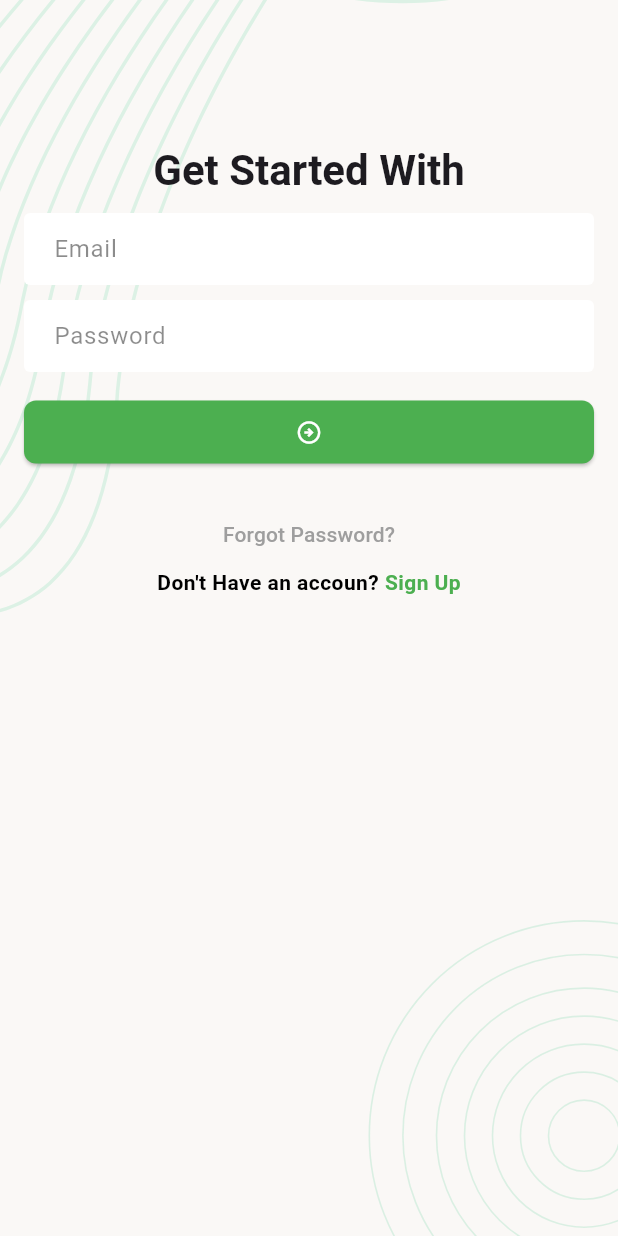
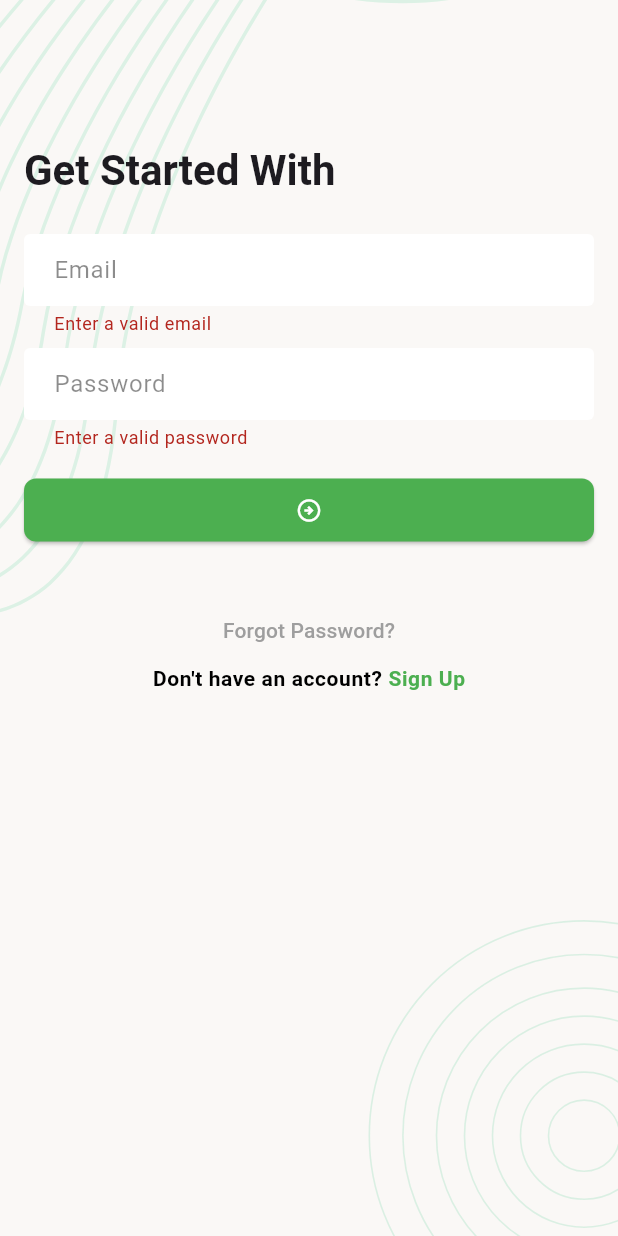
Before and after one commit to mr-riad/Task-Manager-Api-Project, a Flutter app: the screen it shows after launch, after a tap on the "arrow circle right" icon, on a phone screen of 412 x 824 dp. Run offline on Flutter 3.47's test engine with Material 3 defaults, Android fonts, the phone set to English and light mode, and no system bars; our stand-ins replace email_validator, flutter_svg.

Commit message:
sign in screen

```diff
--- a/lib/ui/screens/signIn_Screen.dart
+++ b/lib/ui/screens/signIn_Screen.dart
@@ -1,65 +1,89 @@
+import 'package:email_validator/email_validator.dart';
 import 'package:flutter/gestures.dart';
 import 'package:flutter/material.dart';
-import 'package:task_manager_api/widgets/screen_background.dart';
 
-class SigninScreen extends StatefulWidget {
+import '../../widgets/screen_background.dart';
+
+class SignInScreen extends StatefulWidget {
+  const SignInScreen({super.key});
+
   static const String name = '/sign-in';
 
-  const SigninScreen({super.key});
-
   @override
-  State<SigninScreen> createState() => _SigninScreenState();
+  State<SignInScreen> createState() => _SignInScreenState();
 }
 
-class _SigninScreenState extends State<SigninScreen> {
+class _SignInScreenState extends State<SignInScreen> {
   final TextEditingController _emailTEController = TextEditingController();
   final TextEditingController _passwordTEController = TextEditingController();
   final GlobalKey<FormState> _formKey = GlobalKey<FormState>();
+
   @override
   Widget build(BuildContext context) {
     return Scaffold(
       body: ScreenBackground(
         child: SingleChildScrollView(
           child: Padding(
-            padding: const EdgeInsets.all(16.0),
+            padding: const EdgeInsets.all(16),
             child: Form(
               key: _formKey,
               autovalidateMode: AutovalidateMode.onUserInteraction,
               child: Column(
+                crossAxisAlignment: CrossAxisAlignment.start,
                 children: [
-                  SizedBox(height: 80),
+                  const SizedBox(height: 80),
                   Text(
-                    "Get Started With",
+                    'Get Started With',
                     style: Theme.of(context).textTheme.titleLarge,
                   ),
-                  SizedBox(height: 10),
-                  TextField(
+                  const SizedBox(height: 24),
+                  TextFormField(
                     controller: _emailTEController,
                     textInputAction: TextInputAction.next,
                     decoration: InputDecoration(hintText: 'Email'),
+                    validator: (String? value) {
+                      String email = value ?? '';
+                      if (EmailValidator.validate(email) == false) {
+                        return 'Enter a valid email';
+                      }
+                      return null;
+                    },
                   ),
-                  SizedBox(height: 10),
-                  TextField(
+                  const SizedBox(height: 8),
+                  TextFormField(
                     controller: _passwordTEController,
-                    textInputAction: TextInputAction.done,
                     obscureText: true,
                     decoration: InputDecoration(hintText: 'Password'),
+                    validator: (String? value) {
+                      if ((value?.length ?? 0) <= 6) {
+                        return 'Enter a valid password';
+                      }
+                      return null;
+                    },
                   ),
-                  SizedBox(height: 16),
+                  const SizedBox(height: 16),
                   ElevatedButton(
                     onPressed: _onTapSignInButton,
                     child: Icon(Icons.arrow_circle_right_outlined),
                   ),
-                  SizedBox(height: 20),
-                  TextButton(onPressed: _onTapForgotButton,
-                      child: Text("Forgot Password?",
-                      style: TextStyle(color: Colors.grey),)),
-                  RichText(text: TextSpan(
-                    text: "Don't Have an accoun? ",
+                  const SizedBox(height: 32),
+                  Center(
+                    child: Column(
+                      children: [
+                        TextButton(
+                          onPressed: _onTapForgotPasswordButton,
+                          child: Text(
+                            'Forgot Password?',
+                            style: TextStyle(color: Colors.grey),
+                          ),
+                        ),
+                        RichText(
+                          text: TextSpan(
+                            text: "Don't have an account? ",
                             style: TextStyle(
-                      fontWeight: FontWeight.bold,
+                              fontWeight: FontWeight.w600,
                               color: Colors.black,
-                      letterSpacing: 0.3
+                              letterSpacing: 0.4,
                             ),
                             children: [
                               TextSpan(
@@ -68,11 +92,16 @@ class _SigninScreenState extends State<SigninScreen> {
                                   color: Colors.green,
                                   fontWeight: FontWeight.w700,
                                 ),
-                        recognizer: TapGestureRecognizer()..onTap = _onTapSignUpButton
-                      )
-                    ]
-                  ))
-
+                                recognizer:
+                                TapGestureRecognizer()
+                                  ..onTap = _onTapSignUpButton,
+                              ),
+                            ],
+                          ),
+                        ),
+                      ],
+                    ),
+                  ),
                 ],
               ),
             ),
@@ -82,21 +111,23 @@ class _SigninScreenState extends State<SigninScreen> {
     );
   }
 
-  void _onTapSignInButton(){
+  void _onTapSignInButton() {
     if (_formKey.currentState!.validate()) {
       // TODO: Sign in with API
     }
 
+  }
 
-  }
-  void _onTapForgotButton(){
-
-  }
-  void _onTapSignUpButton(){
+  void _onTapForgotPasswordButton() {
 
   }
 
-  void dispose(){
+  void _onTapSignUpButton() {
+
+  }
+
+  @override
+  void dispose() {
     _emailTEController.dispose();
     _passwordTEController.dispose();
     super.dispose();
--- a/lib/ui/screens/splash_screen.dart
+++ b/lib/ui/screens/splash_screen.dart
@@ -25,7 +25,7 @@ class _SplashScreenState extends State<SplashScreen> {
     await Future.delayed(Duration(seconds: 3));
     Navigator.pushReplacement(
       context,
-      MaterialPageRoute(builder: (context) => SigninScreen()),
+      MaterialPageRoute(builder: (context) => SignInScreen()),
     );
   }
 
--- a/pubspec.yaml
+++ b/pubspec.yaml
@@ -13,6 +13,7 @@ dependencies:
     sdk: flutter
   cupertino_icons: ^1.0.8
   flutter_svg: ^2.2.0
+  email_validator: ^3.0.0
 
 dev_dependencies:
   flutter_test:
```
Also changed, not shown: pubspec.lock. Lines whose indentation alone changed are shown as unchanged.
